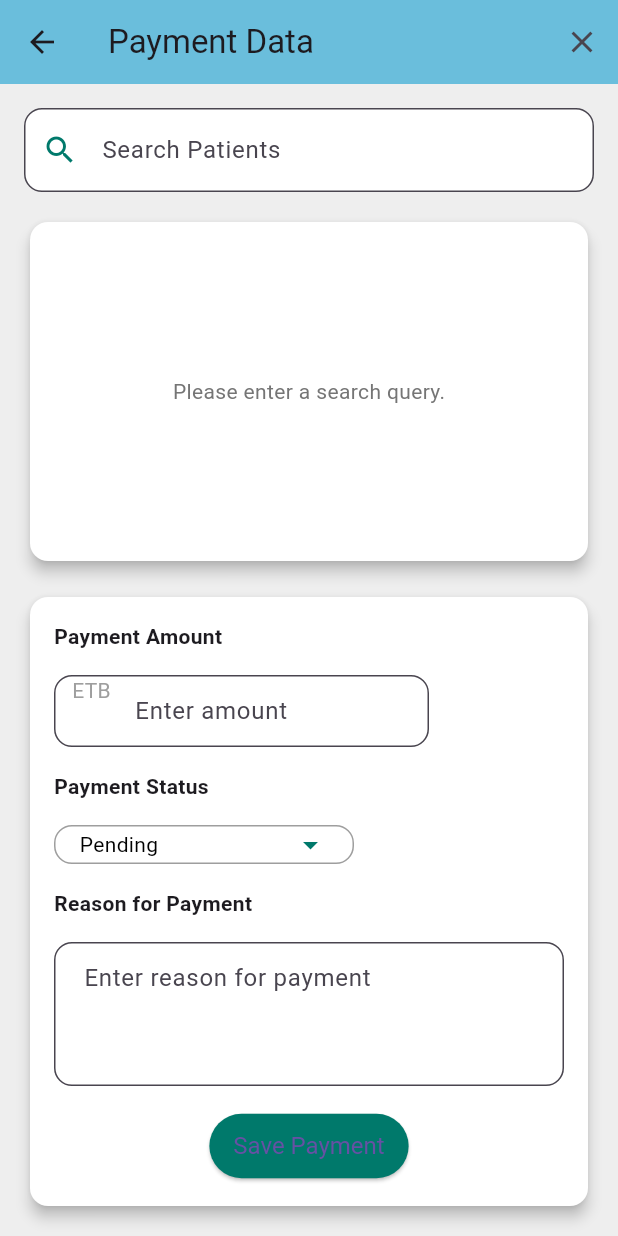
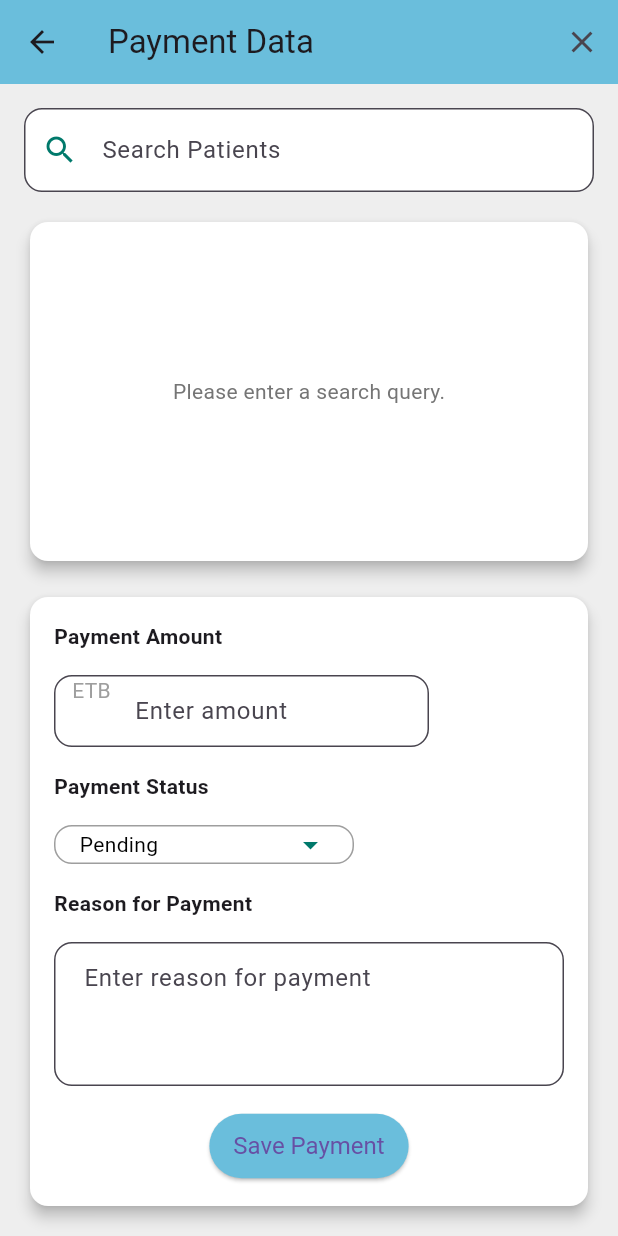
Before and after one commit to anwar9162/Dental_Clinic_Management_System, a Flutter app: the PaymentDataScreen screen opened directly with empty values, on a phone screen of 412 x 824 dp. Run offline on Flutter 3.47's test engine with Material 3 defaults, Android fonts, the phone set to English and light mode, and no system bars; our stand-ins replace data_table_2, dropdown_search, flutter_svg, image_picker, table_calendar; missing offline and left inert: omni_jitsi_meet; project files that could hold a hidden picture were left out.

Commit message:
button color changed

```diff
--- a/lib/screens/patient/payment_data_screen.dart
+++ b/lib/screens/patient/payment_data_screen.dart
@@ -241,7 +241,7 @@ class _PaymentDataScreenState extends State<PaymentDataScreen> {
                             );
                           },
                           style: ElevatedButton.styleFrom(
-                            backgroundColor: Color(0xFF00796B),
+                            backgroundColor: Color(0xFF6ABEDC),
                             padding: EdgeInsets.symmetric(
                                 horizontal: 16, vertical: 12),
                             textStyle: TextStyle(fontSize: 16),
```
